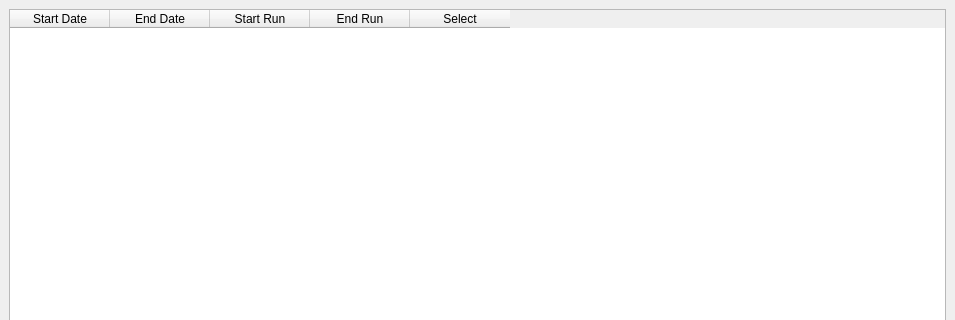
neutrons/PyVDrive, file ui/ui_selectRuns.ui: the form before one commit; both pictures show x 0 to 955 and y 0 to 320 of the 955 by 704 pixel window.
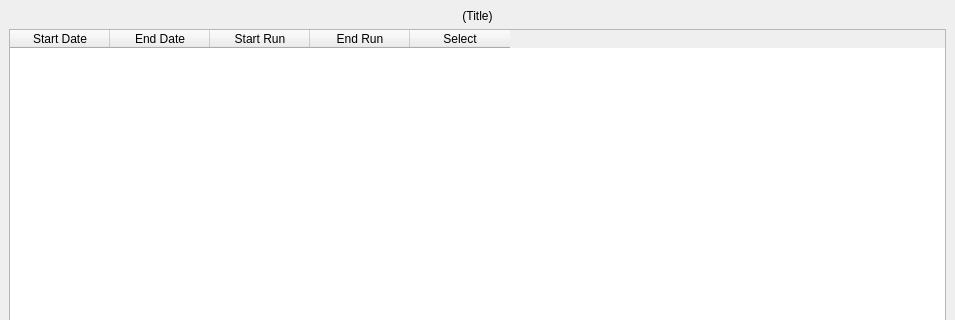
The form after the commit.

What changed in the file:
```diff
--- a/ui/ui_selectRuns.ui
+++ b/ui/ui_selectRuns.ui
@@ -17,10 +17,39 @@
    <layout class="QGridLayout" name="gridLayout">
     <item row="0" column="0">
      <layout class="QVBoxLayout" name="verticalLayout">
+      <item>
+       <layout class="QHBoxLayout" name="horizontalLayout_2">
+        <item>
+         <widget class="QLabel" name="label_title">
+          <property name="sizePolicy">
+           <sizepolicy hsizetype="Expanding" vsizetype="Preferred">
+            <horstretch>0</horstretch>
+            <verstretch>0</verstretch>
+           </sizepolicy>
+          </property>
+          <property name="layoutDirection">
+           <enum>Qt::LeftToRight</enum>
+          </property>
+          <property name="text">
+           <string>(Title)</string>
+          </property>
+          <property name="alignment">
+           <set>Qt::AlignCenter</set>
+          </property>
+         </widget>
+        </item>
+       </layout>
+      </item>
       <item>
        <layout class="QHBoxLayout" name="horizontalLayout_3">
         <item>
          <widget class="QTableWidget" name="tableWidget">
+          <property name="sizePolicy">
+           <sizepolicy hsizetype="Expanding" vsizetype="Expanding">
+            <horstretch>0</horstretch>
+            <verstretch>0</verstretch>
+           </sizepolicy>
+          </property>
           <column>
            <property name="text">
             <string>Start Date</string>
```
